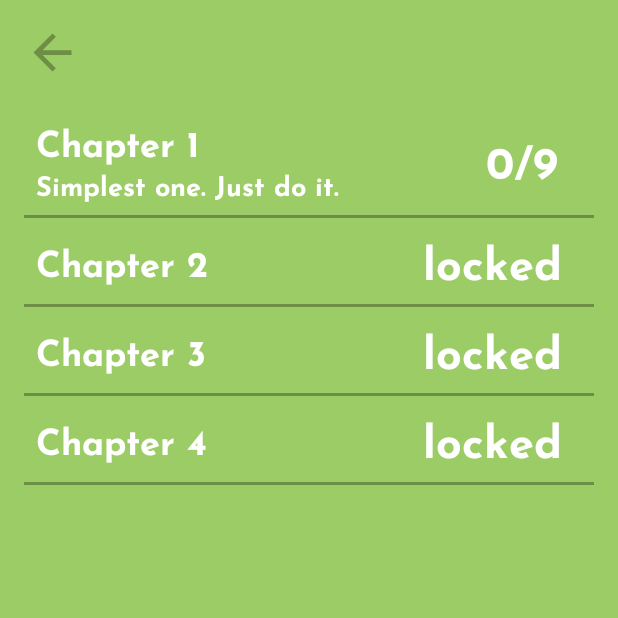
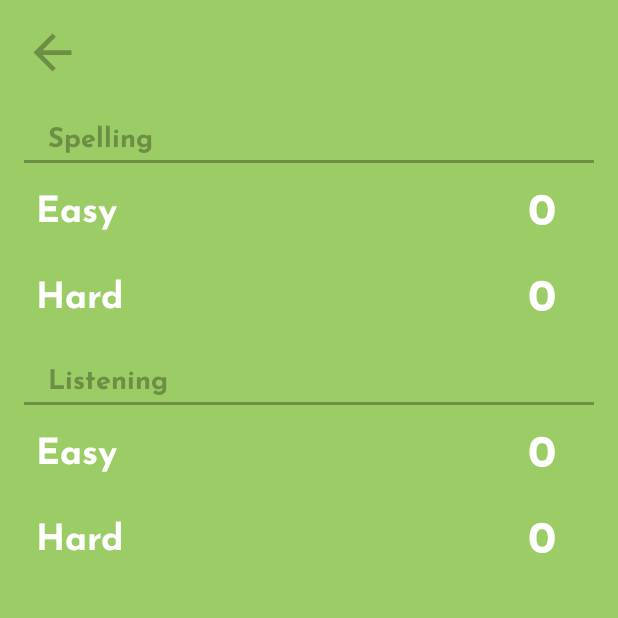
Before and after one commit to Minnakhmetov/NumberGame, an Android app: the ChapterChoiceFragment screen opened through its navigation route, on a phone screen of 412 x 824 dp, the top half of it. Run offline under Robolectric (Android 15) with nearby library versions, the light colour scheme and no system bars; our stand-ins replace Timber, data binding; Roboto replaces fonts that are not available here.

Commit message:
Added headers to RecyclerView in ChoiceChapterFragment

```diff
--- a/app/src/main/java/com/example/numbersgame/ChapterChoiceFragment.kt
+++ b/app/src/main/java/com/example/numbersgame/ChapterChoiceFragment.kt
@@ -9,6 +9,8 @@ import androidx.core.content.ContextCompat
 import androidx.navigation.fragment.findNavController
 import androidx.recyclerview.widget.DividerItemDecoration
 import com.example.numbersgame.databinding.FragmentChapterChoiceBinding
+import com.example.numbersgame.models.Chapter
+import com.example.numbersgame.models.ChapterRepository
 import com.example.numbersgame.storage.RecordsStorage
 
 class ChapterChoiceFragment : Fragment() {
@@ -25,49 +27,9 @@ class ChapterChoiceFragment : Fragment() {
             )
         }
 
-        binding.chaptersList.addItemDecoration(
-            DividerItemDecoration(context, DividerItemDecoration.VERTICAL).apply {
-                context?.let { context ->
-                    ContextCompat.getDrawable(context, R.drawable.divider)?.let { setDrawable(it) }
-                }
-            }
-        )
-
         binding.chaptersList.adapter = adapter
 
-        val recordsStorage =
-            RecordsStorage(requireContext())
-
-        adapter.submitList(listOf(
-            Chapter(
-                1,
-                "Chapter 1",
-                "Simplest one. Just do it.",
-                9,
-                recordsStorage.getRecord(1)
-            ),
-            Chapter(
-                2,
-                "Chapter 2",
-                "Be careful, takes a lot of attention.",
-                9,
-                recordsStorage.getRecord(2)
-            ),
-            Chapter(
-                3,
-                "Chapter 3",
-                "A single mistake can cost a lot, right? No hints this time.",
-                9,
-                recordsStorage.getRecord(3)
-            ),
-            Chapter(
-                4,
-                "Chapter 4",
-                "It is a boss.",
-                9,
-                recordsStorage.getRecord(4)
-            )
-        ))
+        adapter.submitList(ChapterRepository(requireContext()).getChaptersGroupedByCategory())
 
         return binding.root
     }
--- a/app/src/main/java/com/example/numbersgame/ChapterRecyclerViewAdapter.kt
+++ b/app/src/main/java/com/example/numbersgame/ChapterRecyclerViewAdapter.kt
@@ -4,61 +4,80 @@ import android.view.LayoutInflater
 import android.view.View
 import android.view.ViewGroup
 import android.widget.TextView
-import androidx.core.content.ContextCompat
 import androidx.recyclerview.widget.DiffUtil
 import androidx.recyclerview.widget.ListAdapter
 import androidx.recyclerview.widget.RecyclerView
+import com.example.numbersgame.models.Chapter
+import timber.log.Timber
+import kotlin.IllegalArgumentException
 
-class ChapterRecyclerViewAdapter(private val onClick: (Int) -> Unit) :
-    ListAdapter<Chapter, ChapterViewHolder>(ChapterDiffCallback()) {
+private const val HEADER = 0
+private const val CHAPTER = 1
 
-    override fun submitList(list: List<Chapter>?) {
-        // all chapters are unlocked
-        list?.let {
-            for (chapter in list) {
-                chapter.unlocked = true
-                if (chapter.requiredScore > chapter.userScore)
-                    break
-            }
+class ChapterRecyclerViewAdapter(private val onClick: (String) -> Unit) :
+    ListAdapter<ListItem, RecyclerView.ViewHolder>(ChapterDiffCallback()) {
+
+    fun submitList(groupedChapters: Map<String, List<Chapter>>) {
+        val itemList = mutableListOf<ListItem>()
+
+        for (group in groupedChapters) {
+            itemList.add(ListItem.Header(group.key))
+            group.value.forEach { itemList.add(ListItem.ChapterItem(it)) }
         }
-        super.submitList(list)
+
+        submitList(itemList)
     }
 
-    override fun onCreateViewHolder(parent: ViewGroup, viewType: Int): ChapterViewHolder {
-        return ChapterViewHolder.from(parent)
+    override fun getItemViewType(position: Int): Int {
+        return when (getItem(position)) {
+            is ListItem.Header -> HEADER
+            is ListItem.ChapterItem -> CHAPTER
+        }
     }
 
-    override fun onBindViewHolder(holder: ChapterViewHolder, position: Int) {
-        holder.bind(getItem(position), onClick)
+    override fun onCreateViewHolder(parent: ViewGroup, viewType: Int): RecyclerView.ViewHolder {
+        return when (viewType) {
+            HEADER -> HeaderViewHolder.from(parent)
+            CHAPTER -> ChapterViewHolder.from(parent)
+            else -> throw IllegalArgumentException("unknown viewType")
+        }
+    }
+
+    override fun onBindViewHolder(holder: RecyclerView.ViewHolder, position: Int) {
+        when (holder) {
+            is HeaderViewHolder -> holder.bind(getItem(position) as ListItem.Header)
+            is ChapterViewHolder -> holder.bind(getItem(position) as ListItem.ChapterItem, onClick)
+            else -> throw IllegalArgumentException("unknown ViewHolder")
+        }
+    }
+}
+
+class HeaderViewHolder private constructor(root: View) : RecyclerView.ViewHolder(root) {
+    private val name = root.findViewById<TextView>(R.id.title)
+
+    fun bind(header: ListItem.Header) {
+        name.text = header.name
+    }
+
+    companion object {
+        fun from(parent: ViewGroup): HeaderViewHolder {
+            return HeaderViewHolder(
+                LayoutInflater.from(parent.context)
+                    .inflate(R.layout.list_header, parent, false)
+            )
+        }
     }
 }
 
 class ChapterViewHolder private constructor(root: View) : RecyclerView.ViewHolder(root) {
     private val name = root.findViewById<TextView>(R.id.name)
-    private val description = root.findViewById<TextView>(R.id.description)
     private val progress = root.findViewById<TextView>(R.id.progress)
 
-    fun bind(chapter: Chapter, onClick: (Int) -> Unit) {
-        if (chapter.unlocked) {
-            description.text = chapter.description
-            name.setTextColor(ContextCompat.getColor(name.context, R.color.colorOnPrimary))
-            description.visibility = View.VISIBLE
-            progress.text = itemView.context.getString(
-                R.string.chapter_record,
-                chapter.userScore,
-                chapter.requiredScore
-            )
-            itemView.isEnabled = true
-        }
-        else {
-            description.visibility = View.GONE
-            name.setTextColor(ContextCompat.getColor(name.context, R.color.colorOnPrimary))
-            itemView.isEnabled = false
-            progress.text = "locked"
-        }
 
-        name.text = chapter.name
-        itemView.setOnClickListener { onClick(chapter.id) }
+    fun bind(item: ListItem.ChapterItem, onClick: (String) -> Unit) {
+        name.text = item.chapter.name
+        progress.text = item.chapter.userScore.toString()
+        itemView.setOnClickListener { onClick(item.chapter.chapterId) }
     }
 
     companion object {
@@ -71,22 +90,23 @@ class ChapterViewHolder private constructor(root: View) : RecyclerView.ViewHolde
     }
 }
 
-class ChapterDiffCallback : DiffUtil.ItemCallback<Chapter>() {
-    override fun areItemsTheSame(oldItem: Chapter, newItem: Chapter): Boolean {
-        return oldItem.id == newItem.id
+class ChapterDiffCallback : DiffUtil.ItemCallback<ListItem>() {
+    override fun areItemsTheSame(oldItem: ListItem, newItem: ListItem): Boolean {
+        return oldItem.itemId == newItem.itemId
     }
 
-    override fun areContentsTheSame(oldItem: Chapter, newItem: Chapter): Boolean {
+    override fun areContentsTheSame(oldItem: ListItem, newItem: ListItem): Boolean {
         return oldItem == newItem
     }
 }
 
-data class Chapter(
-    val id: Int,
-    val name: String,
-    val description: String,
-    val requiredScore: Int,
-    val userScore: Int
-) {
-    var unlocked = false
+sealed class ListItem(val itemId: String) {
+
+    data class Header(
+        val name: String
+    ) : ListItem(name)
+
+    data class ChapterItem(
+        val chapter: Chapter
+    ) : ListItem(chapter.chapterId)
 }
--- a/app/src/main/java/com/example/numbersgame/GameFragment.kt
+++ b/app/src/main/java/com/example/numbersgame/GameFragment.kt
@@ -21,7 +21,7 @@ class GameFragment : Fragment() {
 
     private lateinit var mistakeFrameAnimation: Animation
 
-    private var chapterId by Delegates.notNull<Int>()
+    private lateinit var chapterId: String
 
     override fun onCreateView(
         inflater: LayoutInflater, container: ViewGroup?,
@@ -31,10 +31,11 @@ class GameFragment : Fragment() {
 
         viewModel = ViewModelProvider(this).get(
             when (chapterId) {
-                1 -> TextModeViewModel::class.java
-                2 -> VoiceModeViewModel::class.java
-                3 -> OneMistakeTextModeViewModel::class.java
-                else -> OneMistakeVoiceModeViewModel::class.java
+                getString(R.string.text_mode_id) -> TextModeViewModel::class.java
+                getString(R.string.voice_mode_id) -> VoiceModeViewModel::class.java
+                getString(R.string.one_mistake_text_mode_id) -> OneMistakeTextModeViewModel::class.java
+                getString(R.string.one_mistake_voice_mode_id) -> OneMistakeVoiceModeViewModel::class.java
+                else -> throw IllegalArgumentException("unknown chapterId")
             }
         )
 
--- a/app/src/main/java/com/example/numbersgame/gamemodes/GameModeViewModel.kt
+++ b/app/src/main/java/com/example/numbersgame/gamemodes/GameModeViewModel.kt
@@ -38,7 +38,7 @@ abstract class GameModeViewModel(application: Application) : AndroidViewModel(ap
         private const val INITIAL_GAME_LENGTH: Long = 10000
     }
 
-    abstract val CHAPTER_ID: Int
+    abstract val CHAPTER_ID: String
 
     private var countDownTimer: CountDownTimer = object : CountDownTimer(COUNTDOWN, 1000) {
         override fun onTick(millisUntilFinished: Long) {
--- a/app/src/main/java/com/example/numbersgame/gamemodes/OneMistakeTextModeViewModel.kt
+++ b/app/src/main/java/com/example/numbersgame/gamemodes/OneMistakeTextModeViewModel.kt
@@ -1,10 +1,11 @@
 package com.example.numbersgame.gamemodes
 
 import android.app.Application
+import com.example.numbersgame.R
 import com.example.numbersgame.utils.getWords
 
 class OneMistakeTextModeViewModel(application: Application) : TextModeViewModel(application) {
-    override val CHAPTER_ID = 3
+    override val CHAPTER_ID = application.getString(R.string.one_mistake_text_mode_id)
 
     override fun onCurrentNumberChanged() {
         super.onCurrentNumberChanged()
--- a/app/src/main/java/com/example/numbersgame/gamemodes/OneMistakeVoiceModeViewModel.kt
+++ b/app/src/main/java/com/example/numbersgame/gamemodes/OneMistakeVoiceModeViewModel.kt
@@ -1,9 +1,10 @@
 package com.example.numbersgame.gamemodes
 
 import android.app.Application
+import com.example.numbersgame.R
 
 class OneMistakeVoiceModeViewModel(application: Application) : VoiceModeViewModel(application) {
-    override val CHAPTER_ID = 4
+    override val CHAPTER_ID = application.getString(R.string.one_mistake_voice_mode_id)
 
     override fun onMistakeStatusChanged(isMistaken: Boolean) {
         if (isMistaken) {
--- a/app/src/main/java/com/example/numbersgame/gamemodes/TextModeViewModel.kt
+++ b/app/src/main/java/com/example/numbersgame/gamemodes/TextModeViewModel.kt
@@ -1,10 +1,11 @@
 package com.example.numbersgame.gamemodes
 
 import android.app.Application
+import com.example.numbersgame.R
 import com.example.numbersgame.utils.getWords
 
 open class TextModeViewModel(application: Application) : GameModeViewModel(application) {
-    override val CHAPTER_ID = 1
+    override val CHAPTER_ID = application.getString(R.string.text_mode_id)
 
     override fun getExtraTime(length: Int) = length / 2
 
--- a/app/src/main/java/com/example/numbersgame/gamemodes/VoiceModeViewModel.kt
+++ b/app/src/main/java/com/example/numbersgame/gamemodes/VoiceModeViewModel.kt
@@ -8,7 +8,7 @@ import com.example.numbersgame.R
 import timber.log.Timber
 
 open class VoiceModeViewModel(application: Application) : GameModeViewModel(application) {
-    override val CHAPTER_ID: Int = 2
+    override val CHAPTER_ID = application.getString(R.string.voice_mode_id)
 
     override fun getExtraTime(length: Int) = length / 2 + 3
 
--- a/app/src/main/java/com/example/numbersgame/models/Chapter.kt
+++ b/app/src/main/java/com/example/numbersgame/models/Chapter.kt
@@ -1,4 +1,18 @@
 package com.example.numbersgame.models
 
-class Chapter {
+import com.example.numbersgame.storage.RecordsStorage
+
+data class Chapter(
+    val chapterId: String,
+    val name: String,
+    val userScore: Int,
+    val category: String
+) {
+    constructor(chapterId: String, name: String, category: String, recordsStorage: RecordsStorage) :
+            this(
+                chapterId = chapterId,
+                name = name,
+                userScore = recordsStorage.getRecord(chapterId),
+                category = category
+            )
 }
--- a/app/src/main/java/com/example/numbersgame/models/ChapterRepository.kt
+++ b/app/src/main/java/com/example/numbersgame/models/ChapterRepository.kt
@@ -1 +1,44 @@
 package com.example.numbersgame.models
+
+import android.content.Context
+import com.example.numbersgame.R
+import com.example.numbersgame.storage.RecordsStorage
+
+class ChapterRepository(private val context: Context) {
+    fun getChapters(): List<Chapter> {
+        val recordsStorage = RecordsStorage(context)
+
+        return context.run {
+            listOf(
+                Chapter(
+                    getString(R.string.text_mode_id),
+                    getString(R.string.text_mode_name),
+                    getString(R.string.spelling_category),
+                    recordsStorage
+                ),
+                Chapter(
+                    getString(R.string.one_mistake_text_mode_id),
+                    getString(R.string.one_mistake_text_mode_name),
+                    getString(R.string.spelling_category),
+                    recordsStorage
+                ),
+                Chapter(
+                    getString(R.string.voice_mode_id),
+                    getString(R.string.voice_mode_name),
+                    getString(R.string.listening_category),
+                    recordsStorage
+                ),
+                Chapter(
+                    getString(R.string.one_mistake_voice_mode_id),
+                    getString(R.string.one_mistake_voice_mode_name),
+                    getString(R.string.listening_category),
+                    recordsStorage
+                )
+            )
+        }
+    }
+
+    fun getChaptersGroupedByCategory(): Map<String, List<Chapter>> {
+        return getChapters().groupBy { it.category }
+    }
+}
--- a/app/src/main/java/com/example/numbersgame/storage/RecordsStorage.kt
+++ b/app/src/main/java/com/example/numbersgame/storage/RecordsStorage.kt
@@ -9,14 +9,14 @@ class RecordsStorage(private val context: Context) {
         context.getSharedPreferences(context.getString(R.string.records_file_key), Context.MODE_PRIVATE)
     }
 
-    fun saveRecord(chapterId: Int, record: Int) {
-        val currentRecord = sharedPreferences.getInt(context.getString(R.string.chapter_key, chapterId), 0)
+    fun saveRecord(chapterId: String, record: Int) {
+        val currentRecord = sharedPreferences.getInt(chapterId, 0)
         sharedPreferences.edit()
-            .putInt(context.getString(R.string.chapter_key, chapterId), max(currentRecord, record))
+            .putInt(chapterId, max(currentRecord, record))
             .apply()
     }
 
-    fun getRecord(chapterId: Int): Int {
-        return sharedPreferences.getInt(context.getString(R.string.chapter_key, chapterId), 0)
+    fun getRecord(chapterId: String): Int {
+        return sharedPreferences.getInt(chapterId, 0)
     }
 }
--- a/app/src/main/res/layout/activity_main.xml
+++ b/app/src/main/res/layout/activity_main.xml
@@ -10,10 +10,10 @@
         android:id="@+id/back_button"
         android:layout_width="@dimen/back_button_side"
         android:layout_height="@dimen/back_button_side"
-        android:padding="@dimen/spacing_small"
-        android:layout_margin="@dimen/margin_from_screen_edge"
+        android:layout_margin="@dimen/spacing_normal"
         android:clickable="true"
         android:focusable="true"
+        android:background="?attr/selectableItemBackgroundBorderless"
         android:tint="@color/colorSecondary"
         app:layout_constraintStart_toStartOf="parent"
         app:layout_constraintTop_toTopOf="parent"
--- a/app/src/main/res/layout/chapter_item_list.xml
+++ b/app/src/main/res/layout/chapter_item_list.xml
@@ -3,28 +3,18 @@
     xmlns:app="http://schemas.android.com/apk/res-auto"
     xmlns:tools="http://schemas.android.com/tools"
     android:layout_width="match_parent"
+    android:clickable="true"
+    android:focusable="true"
+    android:background="?attr/selectableItemBackground"
     android:layout_height="wrap_content"
     android:padding="@dimen/spacing_small">
-
-    <TextView
-        android:id="@+id/description"
-        android:layout_width="wrap_content"
-        android:layout_height="wrap_content"
-        android:maxEms="13"
-        android:textSize="18sp"
-        app:layout_constraintBottom_toBottomOf="parent"
-        app:layout_constraintEnd_toStartOf="@+id/progress"
-        app:layout_constraintHorizontal_bias="0.0"
-        app:layout_constraintStart_toStartOf="@+id/name"
-        app:layout_constraintTop_toBottomOf="@+id/name"
-        tools:text="A single mistake can cost a lot, right? No hints this time." />
 
     <TextView
         android:id="@+id/name"
         android:layout_width="wrap_content"
         android:layout_height="wrap_content"
         android:textSize="24sp"
-        app:layout_constraintBottom_toTopOf="@+id/description"
+        app:layout_constraintBottom_toBottomOf="parent"
         app:layout_constraintEnd_toEndOf="parent"
         app:layout_constraintHorizontal_bias="0.0"
         app:layout_constraintStart_toStartOf="parent"
--- a/app/src/main/res/layout/fragment_chapter_choice.xml
+++ b/app/src/main/res/layout/fragment_chapter_choice.xml
@@ -14,7 +14,7 @@
 
         <androidx.recyclerview.widget.RecyclerView
             android:id="@+id/chapters_list"
-            android:layout_marginTop="@dimen/back_button_side"
+            android:layout_marginTop="46dp"
             android:layout_width="match_parent"
             android:layout_height="match_parent"
             app:layoutManager="androidx.recyclerview.widget.LinearLayoutManager"
--- a/app/src/main/res/layout/list_header.xml
+++ b/app/src/main/res/layout/list_header.xml
@@ -1,6 +1,26 @@
 <?xml version="1.0" encoding="utf-8"?>
-<androidx.constraintlayout.widget.ConstraintLayout
-    xmlns:android="http://schemas.android.com/apk/res/android" android:layout_width="match_parent"
-    android:layout_height="match_parent">
+<androidx.constraintlayout.widget.ConstraintLayout xmlns:android="http://schemas.android.com/apk/res/android"
+    xmlns:app="http://schemas.android.com/apk/res-auto"
+    xmlns:tools="http://schemas.android.com/tools"
+    android:layout_width="match_parent"
+    android:layout_height="wrap_content">
 
+    <TextView
+        android:id="@+id/title"
+        android:layout_width="wrap_content"
+        android:layout_height="wrap_content"
+        android:layout_margin="@dimen/spacing_normal"
+        android:textColor="@color/colorSecondary"
+        android:textSize="18sp"
+        app:layout_constraintStart_toStartOf="parent"
+        app:layout_constraintTop_toTopOf="parent"
+        tools:text="Spelling" />
+
+    <ImageView
+        android:id="@+id/divider"
+        android:layout_width="match_parent"
+        android:layout_height="wrap_content"
+        android:layout_marginTop="4dp"
+        app:layout_constraintTop_toBottomOf="@+id/title"
+        app:srcCompat="@drawable/divider" />
 </androidx.constraintlayout.widget.ConstraintLayout>
--- a/app/src/main/res/navigation/navigation.xml
+++ b/app/src/main/res/navigation/navigation.xml
@@ -32,7 +32,7 @@
         tools:layout="@layout/fragment_game">
         <argument
             android:name="id"
-            app:argType="integer" />
+            app:argType="string" />
         <action
             android:id="@+id/action_gameFragment_self"
             app:destination="@id/gameFragment"
--- a/app/src/main/res/values/dimens.xml
+++ b/app/src/main/res/values/dimens.xml
@@ -3,6 +3,6 @@
     <dimen name="start_countdown_text_size">200sp</dimen>
     <dimen name="spacing_small">8dp</dimen>
     <dimen name="spacing_normal">16dp</dimen>
-    <dimen name="back_button_side">54dp</dimen>
+    <dimen name="back_button_side">38dp</dimen>
     <dimen name="margin_from_screen_edge">@dimen/spacing_small</dimen>
 </resources>
--- a/app/src/main/res/values/strings.xml
+++ b/app/src/main/res/values/strings.xml
@@ -16,14 +16,22 @@
     <string name="authors_telegram">"@BulatMinnakhmetov"</string>
     <string name="author_label">Author:</string>
     <string name="records_file_key">&applicaton_id;.records_file_key</string>
-    <string name="chapter_key">chapter%d_key</string>
-    <string name="chapter_record">%d/%d</string>
     <string name="play_again_button">play again</string>
-    <string name="tap_to_listen">TAP TO LISTEN</string>
+    <string name="tap_to_listen">LISTEN AGAIN</string>
     <string name="credits_label">Credits:</string>
     <string name="credits_to_sound_creator">NoiseForFun.com for incredible sounds</string>
     <string name="see_mistake">see last</string>
     <string name="answer">answer: %s</string>
     <string name="time_is_up">time is up</string>
     <string name="blunder">blunder</string>
+    <string name="one_mistake_text_mode_id">one_mistake_text_mode</string>
+    <string name="one_mistake_voice_mode_id">one_mistake_voice</string>
+    <string name="text_mode_id">text_mode</string>
+    <string name="voice_mode_id">voice_mode</string>
+    <string name="one_mistake_text_mode_name">Hard</string>
+    <string name="one_mistake_voice_mode_name">Hard</string>
+    <string name="text_mode_name">Easy</string>
+    <string name="voice_mode_name">Easy</string>
+    <string name="spelling_category">Spelling</string>
+    <string name="listening_category">Listening</string>
 </resources>
```
